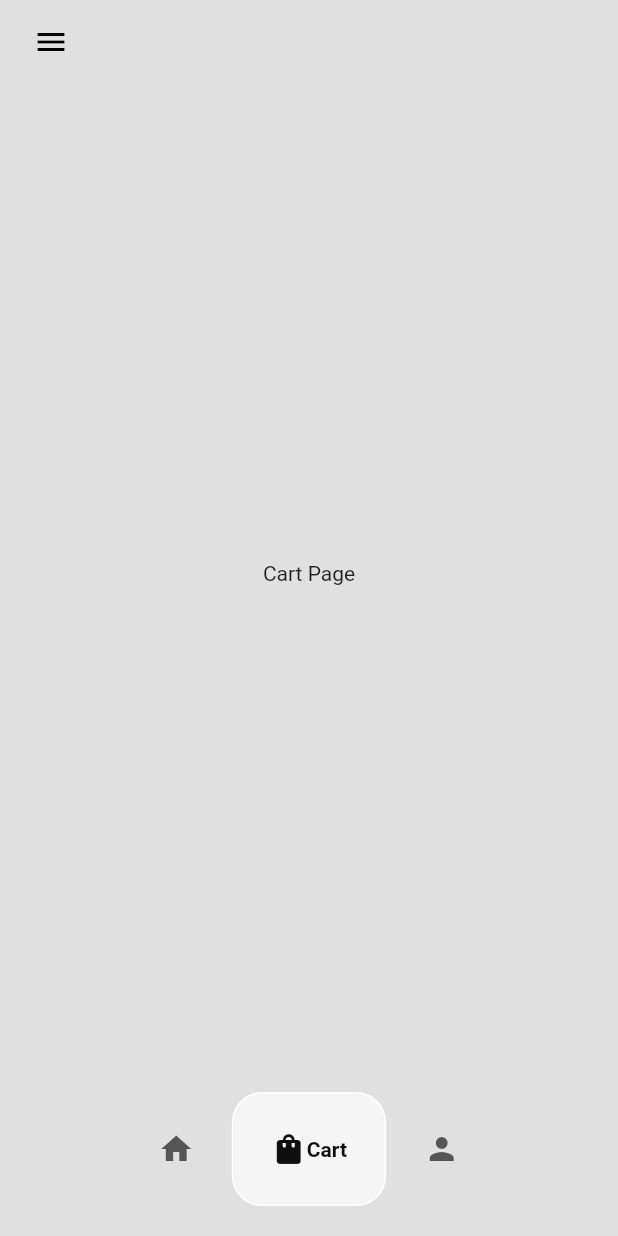
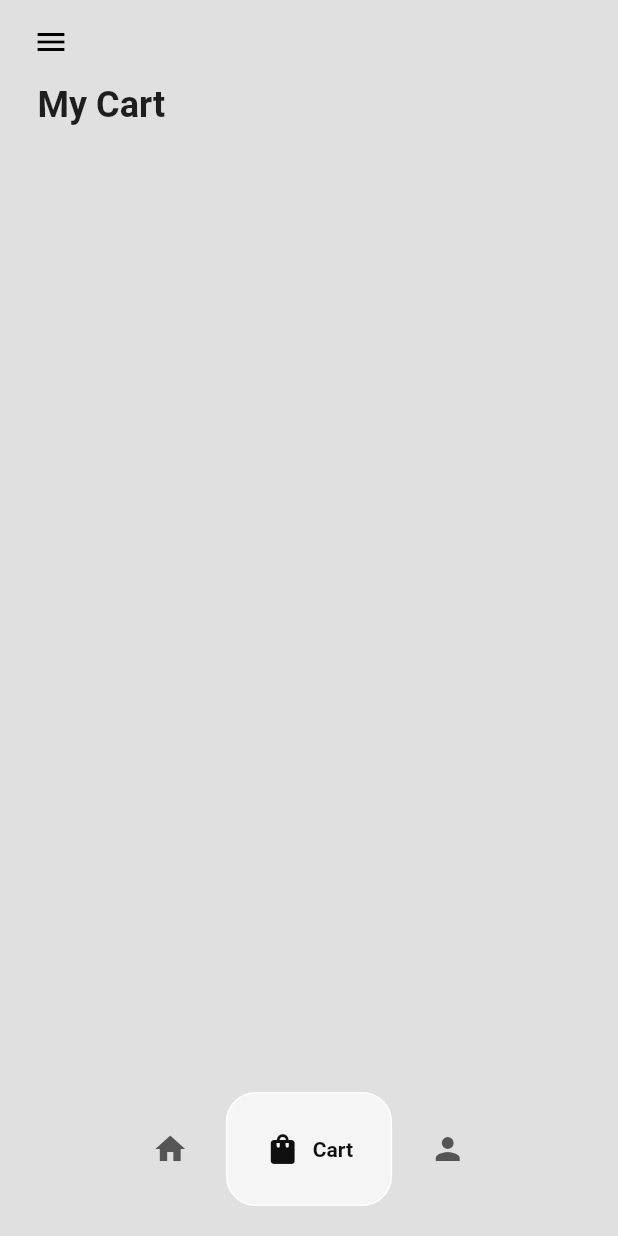
Before and after one commit to danielprazeres/sneakshop_ecommerce, a Flutter app: the HomePage screen opened directly, item 2 of the bottom bar chosen, on a phone screen of 412 x 824 dp. Run offline on Flutter 3.47's test engine with Material 2 defaults, Android fonts, the phone set to English and light mode, and no system bars; drawn by our look-alikes of google_nav_bar.

```diff
--- a/lib/components/bottom_navigation_bar.dart
+++ b/lib/components/bottom_navigation_bar.dart
@@ -16,6 +16,7 @@ class MyBottomNavBar extends StatelessWidget {
           tabBackgroundColor: Colors.grey.shade100,
           mainAxisAlignment: MainAxisAlignment.center,
           tabBorderRadius: 20,
+          gap: 8,
           onTabChange: (value) => onTabChange(value),
           tabs: const [
             GButton(
--- /dev/null
+++ b/lib/models/cart.dart
@@ -0,0 +1,54 @@
+import 'package:flutter/material.dart';
+
+import 'shoes.dart';
+
+class Cart extends ChangeNotifier {
+  // list of shoes for sale
+  List<Shoe> shoeShop = [
+    Shoe(
+        name: 'Suede Classic',
+        price: '200',
+        imagePath: 'lib/images/Suede Classic XXI - Puma.avif',
+        description: 'Suede Classic XXI'),
+    Shoe(
+        name: 'RS-X-3D',
+        price: '240',
+        imagePath: 'lib/images/RS-X-3D - Puma.avif',
+        description: 'Inspirado em videogames'),
+    Shoe(
+        name: 'Mayze Crashed',
+        price: '300',
+        imagePath: 'lib/images/Pacer Future Trail - Puma.avif',
+        description: 'Futurista'),
+    Shoe(
+        name: 'Cali Court Beach',
+        price: '230',
+        imagePath: 'lib/images/Cali Court Beach Days Feminino Puma.avif',
+        description: 'Crashed'),
+  ];
+
+  // list of itens in user cart
+  List<Shoe> userCart = [];
+
+  // get list of shoes for sale
+  List<Shoe> getShoeList() {
+    return shoeShop;
+  }
+
+  //get cart
+  List<Shoe> getUserCart() {
+    return userCart;
+  }
+
+  // add item to car
+  void addItemToCart(Shoe shoe) {
+    userCart.add(shoe);
+    notifyListeners();
+  }
+
+  // remove item from cart
+  void removeItemFromCart(Shoe shoe) {
+    userCart.remove(shoe);
+    notifyListeners();
+  }
+}
--- a/lib/pages/cart_page.dart
+++ b/lib/pages/cart_page.dart
@@ -1,4 +1,8 @@
 import 'package:flutter/material.dart';
+import 'package:provider/provider.dart';
+import '../components/cart_item.dart';
+import '../models/cart.dart';
+import '../models/shoes.dart';
 
 class CartPage extends StatefulWidget {
   const CartPage({super.key});
@@ -10,8 +14,42 @@ class CartPage extends StatefulWidget {
 class _CartPageState extends State<CartPage> {
   @override
   Widget build(BuildContext context) {
-    return Center(
-      child: Text('Cart Page'),
+    return Consumer<Cart>(
+      builder: (context, value, child) => Padding(
+        padding: const EdgeInsets.symmetric(horizontal: 25.0),
+        child: Column(
+          crossAxisAlignment: CrossAxisAlignment.start,
+          children: [
+            //heading
+            const Text(
+              'My Cart',
+              style: TextStyle(
+                fontWeight: FontWeight.bold,
+                fontSize: 24,
+              ),
+            ),
+
+            const SizedBox(
+              height: 10,
+            ),
+
+            Expanded(
+              child: ListView.builder(
+                itemCount: value.getUserCart().length,
+                itemBuilder: (context, index) {
+                  // get individual shoe
+                  Shoe individualShoe = value.getUserCart()[index];
+
+                  // return the cart item
+                  return CartItem(
+                    shoe: individualShoe,
+                  );
+                },
+              ),
+            )
+          ],
+        ),
+      ),
     );
   }
 }
--- a/pubspec.yaml
+++ b/pubspec.yaml
@@ -36,6 +36,7 @@ dependencies:
   # Use with the CupertinoIcons class for iOS style icons.
   cupertino_icons: ^1.0.2
   google_nav_bar: ^5.0.6
+  provider:
 
 dev_dependencies:
   flutter_test:
```
Also changed, not shown: lib/components/cart_item.dart (added, +39 -0 lines), lib/components/shoe_tile.dart (+14 -3 lines), lib/main.dart (+9 -5 lines), lib/pages/shop_page.dart (+28 -9 lines), pubspec.lock, 13 other files.
